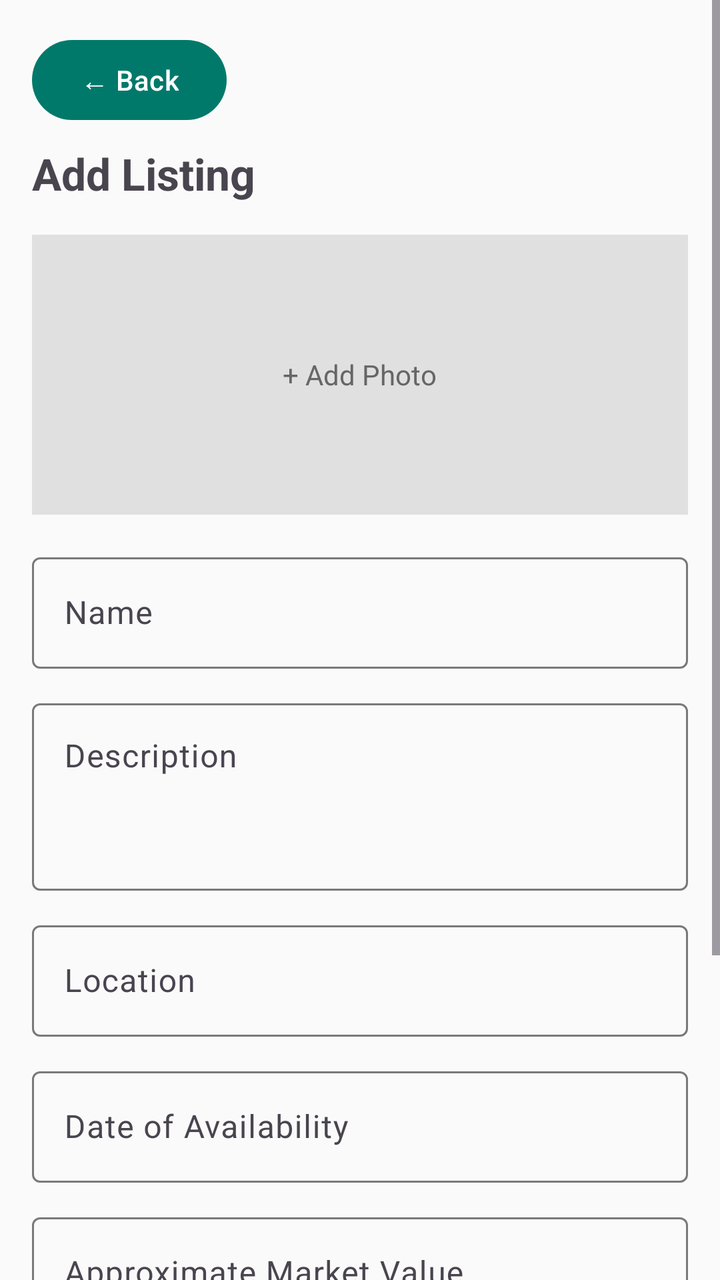
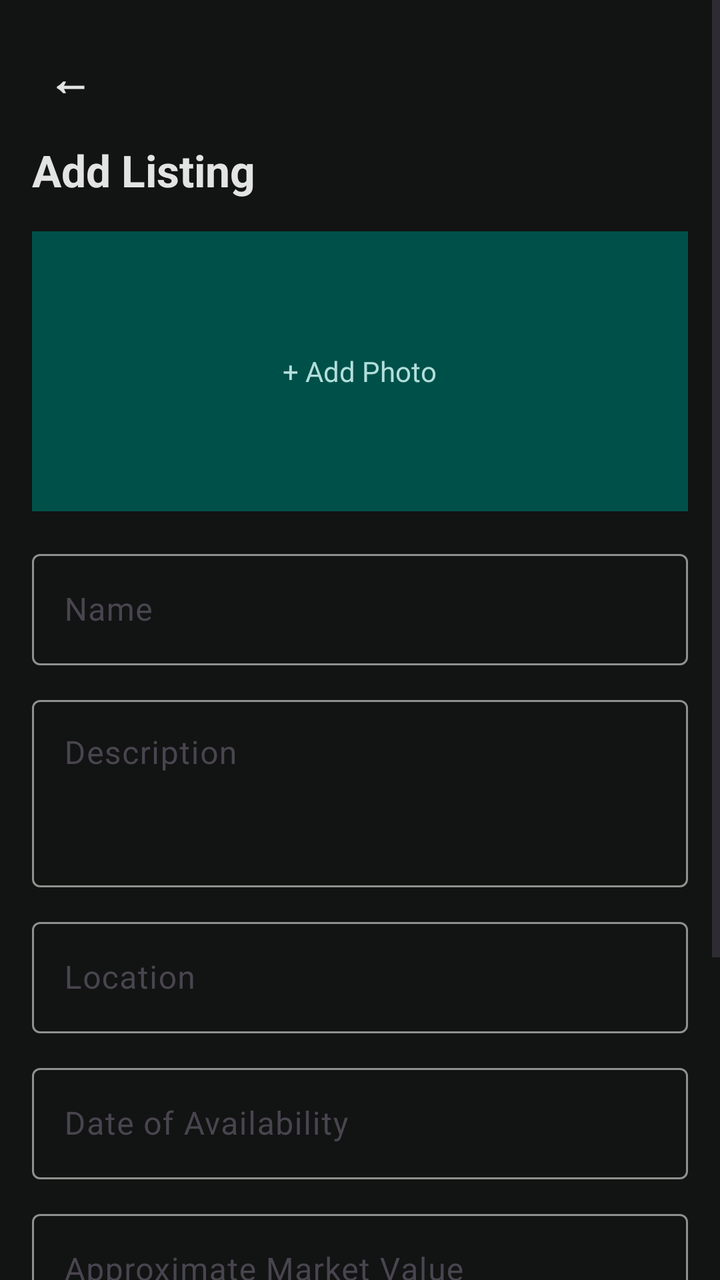

Two renders of the same Android screen: before a commit and after it. Below are the layout's source before the change and the commit's diff.
<!-- AndroidManifest.xml: application theme Theme._3130_grp8_app -->
<!-- res/layout/add_product_activity.xml -->
<?xml version="1.0" encoding="utf-8"?>
<ScrollView xmlns:android="http://schemas.android.com/apk/res/android"
    xmlns:app="http://schemas.android.com/apk/res-auto"
    android:id="@+id/addListingRoot"
    android:layout_width="match_parent"
    android:layout_height="match_parent"
    android:fillViewport="true">

    <LinearLayout
        android:layout_width="match_parent"
        android:layout_height="wrap_content"
        android:orientation="vertical"
        android:padding="16dp">

        <Button
            android:id="@+id/backButton"
            android:layout_width="wrap_content"
            android:layout_height="wrap_content"
            android:layout_marginBottom="8dp"
            android:text="← Back" />
        
        <TextView
            android:id="@+id/addListingTitle"
            android:layout_width="wrap_content"
            android:layout_height="wrap_content"
            android:layout_marginBottom="16dp"
            android:text="Add Listing"
            android:textSize="22sp"
            android:textStyle="bold"/>
        
        <FrameLayout
            android:id="@+id/addPhotoPlaceholder"
            android:layout_width="match_parent"
            android:layout_height="140dp"
            android:layout_marginBottom="16dp"
            android:background="#E0E0E0"
            android:clickable="true"
            android:focusable="true">

            <ImageView
                android:id="@+id/selectedPhotoPreview"
                android:layout_width="match_parent"
                android:layout_height="match_parent"
                android:contentDescription="Selected product photo"
                android:scaleType="centerCrop"
                android:visibility="gone" />

            <TextView
                android:id="@+id/addPhotoPrompt"
                android:layout_width="wrap_content"
                android:layout_height="wrap_content"
                android:layout_gravity="center"
                android:text="+ Add Photo"
                android:textColor="#666666" />
        </FrameLayout>

    <com.google.android.material.textfield.TextInputLayout
        android:id="@+id/PostingTitleContainer"
        android:layout_width="match_parent"
        android:layout_height="wrap_content"
        android:layout_marginBottom="12dp">

        <com.google.android.material.textfield.TextInputEditText
            android:id="@+id/InputTitle"
            android:layout_width="match_parent"
            android:layout_height="wrap_content"
            android:hint="Name" />
    </com.google.android.material.textfield.TextInputLayout>

    <com.google.android.material.textfield.TextInputLayout
        android:id="@+id/descriptionContainer"
        android:layout_width="match_parent"
        android:layout_height="wrap_content"
        android:layout_marginBottom="12dp">

        <com.google.android.material.textfield.TextInputEditText
            android:id="@+id/InputDescription"
            android:layout_width="match_parent"
            android:layout_height="wrap_content"
            android:minLines="3"
            android:gravity="top"
            android:inputType="textMultiLine"
            android:hint="Description" />
    </com.google.android.material.textfield.TextInputLayout>

    <com.google.android.material.textfield.TextInputLayout
        android:id="@+id/locationContainer"
        android:layout_width="match_parent"
        android:layout_height="wrap_content"
        android:layout_marginBottom="12dp">

        <com.google.android.material.textfield.TextInputEditText
            android:id="@+id/InputLocation"
            android:layout_width="match_parent"
            android:layout_height="wrap_content"
            android:hint="Location"/>

    </com.google.android.material.textfield.TextInputLayout>

    <com.google.android.material.textfield.TextInputLayout
        android:id="@+id/dateContainer"
        android:layout_width="match_parent"
        android:layout_height="wrap_content"
        android:layout_marginBottom="12dp">

        <com.google.android.material.textfield.TextInputEditText
            android:id="@+id/InputDate"
            android:layout_width="match_parent"
            android:layout_height="wrap_content"
            android:hint="Date of Availability" />
    </com.google.android.material.textfield.TextInputLayout>

    <com.google.android.material.textfield.TextInputLayout
        android:id="@+id/marketValueContainer"
        android:layout_width="match_parent"
        android:layout_height="wrap_content"
        android:layout_marginBottom="12dp">

        <com.google.android.material.textfield.TextInputEditText
            android:id="@+id/InputMarketValue"
            android:layout_width="match_parent"
            android:layout_height="wrap_content"
            android:inputType="numberDecimal"
            android:hint="Approximate Market Value" />

    </com.google.android.material.textfield.TextInputLayout>

    <com.google.android.material.textfield.TextInputLayout
        android:id="@+id/preferredItemsContainer"
        android:layout_width="match_parent"
        android:layout_height="wrap_content"
        android:layout_marginBottom="12dp">

        <com.google.android.material.textfield.TextInputEditText
            android:id="@+id/InputPreferredItems"
            android:layout_width="match_parent"
            android:layout_height="wrap_content"
            android:hint="Preferred Items" />
        <Spinner
            android:id="@+id/CategorySpinner"
            android:layout_width="match_parent"
            android:layout_height="wrap_content"
            android:layout_marginBottom="20dp"
            android:popupBackground="@color/md_surface"/>

    </com.google.android.material.textfield.TextInputLayout>

    <Button
        android:id="@+id/createListing"
        android:layout_width="match_parent"
        android:layout_height="wrap_content"
        android:text="Post Listing"/>

    </LinearLayout>
</ScrollView>
<!-- resources referenced by this layout -->
<resources>
  <color name="md_surface"> #FFFFFF</color>
  <style name="Theme._3130_grp8_app" parent="Base.Theme._3130_grp8_app" />
  <style name="Base.Theme._3130_grp8_app" parent="Theme.Material3.DayNight.NoActionBar">
          
          
          <item name="colorPrimary">@color/md_primary</item>
          <item name="colorOnPrimary">@color/md_on_primary</item>
          <item name="colorPrimaryContainer">@color/md_primary_container</item>
          <item name="colorOnPrimaryContainer">@color/md_on_primary_container</item>
          <item name="android:colorBackground">@color/md_background</item>
          <item name="colorOnBackground">@color/md_on_background</item>
          <item name="colorSurface">@color/md_surface</item>
          <item name="colorOnSurface">@color/md_on_surface</item>
          <item name="colorOutline">@color/md_outline</item>
          <item name="colorError">@color/md_error</item>
          <item name="colorOnError">@color/md_on_error</item>
          <item name="android:statusBarColor">?attr/colorSurface</item>
          <item name="android:windowLightStatusBar">true</item>
      </style>
  <color name="md_primary"> #00796B</color>
  <color name="md_on_primary"> #FFFFFF</color>
  <color name="md_primary_container">#A0E4DD</color>
  <color name="md_on_primary_container"> #00251A</color>
  <color name="md_background"> #FAFAFA</color>
  <color name="md_on_background"> #1A1C1C</color>
  <color name="md_on_surface"> #1A1C1C</color>
  <color name="md_outline"> #79797A</color>
  <color name="md_error"> #BA1A1A</color>
  <color name="md_on_error"> #FFFFFF</color>
</resources>

<!-- the commit's change to res/layout/add_product_activity.xml (unified diff, before → after) -->
@@ -12,12 +12,19 @@
         android:orientation="vertical"
         android:padding="16dp">
 
-        <Button
+        <TextView
             android:id="@+id/backButton"
             android:layout_width="wrap_content"
             android:layout_height="wrap_content"
             android:layout_marginBottom="8dp"
-            android:text="← Back" />
+            android:padding="8dp"
+            android:text="←"
+            android:textColor="@color/md_on_surface"
+            android:textSize="22sp"
+            android:textStyle="bold"
+            android:clickable="true"
+            android:focusable="true"
+            android:background="?attr/selectableItemBackgroundBorderless" />
         
         <TextView
             android:id="@+id/addListingTitle"
@@ -33,7 +40,7 @@
             android:layout_width="match_parent"
             android:layout_height="140dp"
             android:layout_marginBottom="16dp"
-            android:background="#E0E0E0"
+            android:background="@color/md_primary_container"
             android:clickable="true"
             android:focusable="true">
 
@@ -51,7 +58,7 @@
                 android:layout_height="wrap_content"
                 android:layout_gravity="center"
                 android:text="+ Add Photo"
-                android:textColor="#666666" />
+                android:textColor="@color/md_on_primary_container" />
         </FrameLayout>
 
     <com.google.android.material.textfield.TextInputLayout
<!-- resource entries referenced after the edit -->
@@ -1,10 +1,8 @@
 <!-- resources referenced by this layout -->
 <resources>
-  <color name="md_surface"> #FFFFFF</color>
+  <color name="md_surface">#1A1C1C</color>
   <style name="Theme._3130_grp8_app" parent="Base.Theme._3130_grp8_app" />
   <style name="Base.Theme._3130_grp8_app" parent="Theme.Material3.DayNight.NoActionBar">
-          
-          
           <item name="colorPrimary">@color/md_primary</item>
           <item name="colorOnPrimary">@color/md_on_primary</item>
           <item name="colorPrimaryContainer">@color/md_primary_container</item>
@@ -16,18 +14,28 @@
           <item name="colorOutline">@color/md_outline</item>
           <item name="colorError">@color/md_error</item>
           <item name="colorOnError">@color/md_on_error</item>
-          <item name="android:statusBarColor">?attr/colorSurface</item>
-          <item name="android:windowLightStatusBar">true</item>
+          <item name="android:windowLightStatusBar">false</item>
+          <item name="android:textViewStyle">@style/AppTextViewStyle</item>
+          <item name="colorSecondaryContainer">@color/md_primary_container</item>
+          <item name="colorOnSecondaryContainer">@color/md_on_primary_container</item>
+          <item name="android:editTextStyle">@style/AppEditTextStyle</item>
       </style>
-  <color name="md_primary"> #00796B</color>
-  <color name="md_on_primary"> #FFFFFF</color>
-  <color name="md_primary_container">#A0E4DD</color>
-  <color name="md_on_primary_container"> #00251A</color>
-  <color name="md_background"> #FAFAFA</color>
-  <color name="md_on_background"> #1A1C1C</color>
-  <color name="md_on_surface"> #1A1C1C</color>
-  <color name="md_outline"> #79797A</color>
-  <color name="md_error"> #BA1A1A</color>
-  <color name="md_on_error"> #FFFFFF</color>
+  <color name="md_primary">#4DB6AC</color>
+  <color name="md_on_primary">#00382E</color>
+  <color name="md_primary_container">#00504A</color>
+  <color name="md_on_primary_container">#B2DFDB</color>
+  <color name="md_background">#121313</color>
+  <color name="md_on_background">#E2E3E2</color>
+  <color name="md_on_surface">#E2E3E2</color>
+  <color name="md_outline">#8F918D</color>
+  <color name="md_error">#FFB4AB</color>
+  <color name="md_on_error">#690005</color>
+  <style name="AppTextViewStyle" parent="android:Widget.TextView">
+          <item name="android:textColor">@color/md_on_surface</item>
+      </style>
+  <style name="AppEditTextStyle" parent="android:Widget.EditText">
+          <item name="android:textColor">@color/md_on_surface</item>
+          <item name="android:textColorHint">@color/md_outline</item>
+      </style>
 </resources>
 
